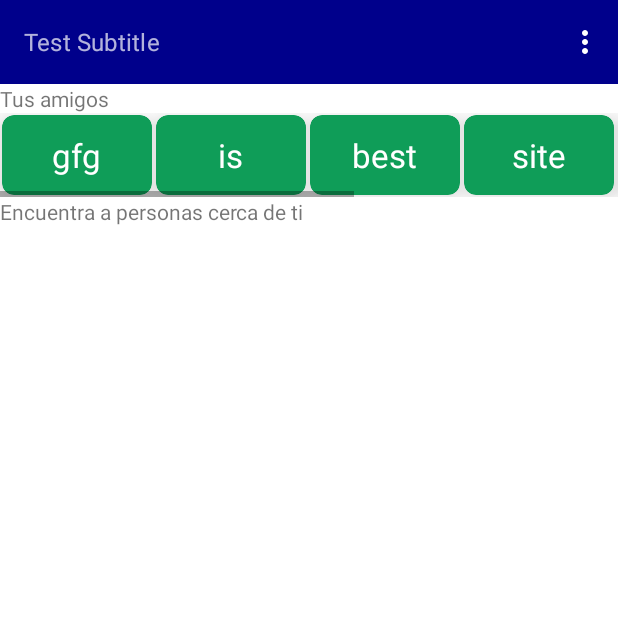
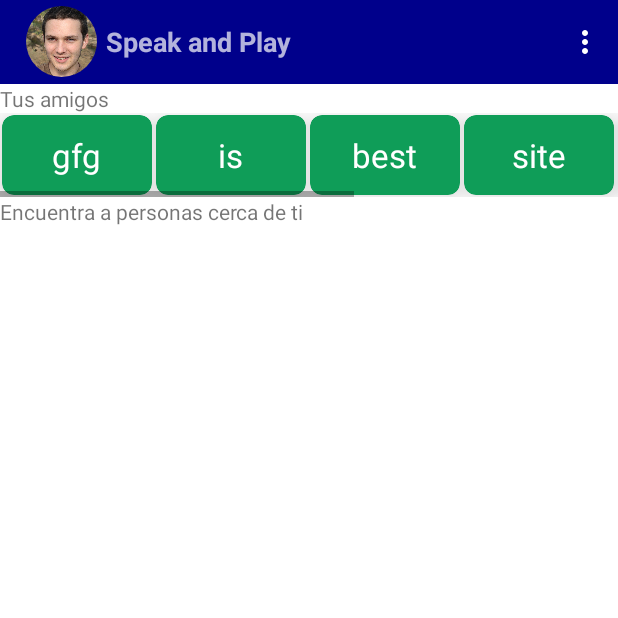
Before and after one commit to EscalaDigital/speakplay, an Android app: the MainUser screen opened directly, with no data from a screen before it, on a phone screen of 412 x 824 dp, the top half of it. Run offline under Robolectric (Android 15) with nearby library versions, the phone set to English and light mode, and no system bars; our stand-ins replace CircleImageView.

Commit message:
Estructura base con imagen circular en toolbar, mas acceso a perfil

```diff
--- a/app/build.gradle
+++ b/app/build.gradle
@@ -45,6 +45,7 @@ dependencies {
     implementation 'androidx.preference:preference:1.1.1'
     implementation 'androidx.legacy:legacy-support-v4:1.0.0'
     implementation 'com.google.android.gms:play-services-maps:18.0.1'
+    implementation 'de.hdodenhof:circleimageview:3.1.0'
     testImplementation 'junit:junit:4.+'
     androidTestImplementation 'androidx.test.ext:junit:1.1.2'
     androidTestImplementation 'androidx.test.espresso:espresso-core:3.3.0'
--- a/app/src/main/AndroidManifest.xml
+++ b/app/src/main/AndroidManifest.xml
@@ -15,6 +15,9 @@
         android:roundIcon="@mipmap/ic_launcher_round"
         android:supportsRtl="true"
         android:theme="@style/Theme.Speakplay">
+        <activity
+            android:name=".PerfilActivity"
+            android:exported="false" />
         <activity
             android:name=".MapaActivity"
             android:exported="false" />
--- a/app/src/main/java/com/gaemir/speakplay/MainUser.java
+++ b/app/src/main/java/com/gaemir/speakplay/MainUser.java
@@ -3,6 +3,10 @@ package com.gaemir.speakplay;
 
 import android.content.DialogInterface;
 import android.content.Intent;
+import android.content.res.Resources;
+import android.graphics.Bitmap;
+import android.graphics.drawable.BitmapDrawable;
+import android.graphics.drawable.Drawable;
 import android.os.Bundle;
 
 import androidx.appcompat.app.AlertDialog;
@@ -10,6 +14,7 @@ import androidx.appcompat.widget.Toolbar;
 import androidx.recyclerview.widget.LinearLayoutManager;
 import androidx.recyclerview.widget.RecyclerView;
 
+import android.util.TypedValue;
 import android.view.Menu;
 
 import android.view.MenuInflater;
@@ -20,9 +25,12 @@ import androidx.appcompat.app.AppCompatActivity;
 
 import java.util.ArrayList;
 
+import de.hdodenhof.circleimageview.CircleImageView;
+
 public class MainUser extends AppCompatActivity {
 
     private Toolbar toolbar;
+    CircleImageView logoPerfil;
 
     //Elementos para el recyclerview horizontal
     RecyclerView recyclerViewHorizontal;
@@ -36,7 +44,7 @@ public class MainUser extends AppCompatActivity {
     //Elementos para el recyclerview Vertical
 
 
-        //todo
+    //todo
 
     @Override
     protected void onCreate(Bundle savedInstanceState) {
@@ -45,32 +53,42 @@ public class MainUser extends AppCompatActivity {
 
         toolbar = findViewById(R.id.toolbarPrincipal);
 
+        //tomamos la imagen y la insertamos en la toolbar
 
-        toolbar.setSubtitle("Test Subtitle");
+        logoPerfil = findViewById(R.id.imagenPerfil);
+        Drawable drawable2 = getResources().getDrawable(R.drawable.person1);
+        logoPerfil.setImageDrawable(drawable2);
         toolbar.inflateMenu(R.menu.menu);
+
+        this.logoPerfil.setOnClickListener(new View.OnClickListener() {
+            @Override
+            public void onClick(View view) {
+                startActivity(new Intent(MainUser.this, PerfilActivity.class));
+            }
+        });
+
+
+
 
         toolbar.setOnMenuItemClickListener(new Toolbar.OnMenuItemClickListener() {
 
             @Override
             public boolean onMenuItemClick(MenuItem item) {
 
-                if(item.getItemId()==R.id.menufiltros)
-                {
+                if (item.getItemId() == R.id.menufiltros) {
                     startActivity(new Intent(MainUser.this, FiltrosActivity.class));
-                }
-                else if(item.getItemId()== R.id.menumapa)
-                {
+                } else if (item.getItemId() == R.id.menumapa) {
                     startActivity(new Intent(MainUser.this, MapaActivity.class));
 
 
-                }
-                else{
+                } else {
                     // do something
                 }
 
                 return false;
             }
         });
+
 
         //Reciclerview Horizontal
         recyclerViewHorizontal = (RecyclerView) findViewById(R.id.recyclerview_horizontal);
@@ -85,7 +103,7 @@ public class MainUser extends AppCompatActivity {
 
         //cargar el layout de forma horizontal
 
-        HorizontalLayout = new LinearLayoutManager(this,LinearLayoutManager.HORIZONTAL,false);
+        HorizontalLayout = new LinearLayoutManager(this, LinearLayoutManager.HORIZONTAL, false);
         recyclerViewHorizontal.setLayoutManager(HorizontalLayout);
 
         // añador elementos del adapter
@@ -107,14 +125,4 @@ public class MainUser extends AppCompatActivity {
 
 
 
-
-
-
-
-
-
-
-
-
-
 }
--- a/app/src/main/res/layout/principal_user.xml
+++ b/app/src/main/res/layout/principal_user.xml
@@ -23,7 +23,28 @@
             android:layout_height="wrap_content"
             android:background="?attr/colorPrimary"
             android:minHeight="?attr/actionBarSize"
-            android:theme="?attr/actionBarTheme" />
+            android:theme="?attr/actionBarTheme">
+
+            <de.hdodenhof.circleimageview.CircleImageView
+                android:layout_width="50dp"
+                android:layout_height="50dp"
+                android:src="@drawable/logo"
+                android:padding="1dp"
+                android:id="@+id/imagenPerfil"/>
+
+
+            <TextView
+                android:id="@+id/textView4"
+                android:layout_width="match_parent"
+                android:layout_height="wrap_content"
+                android:text=" Speak and Play"
+                android:textAlignment="textStart"
+                android:textSize="18sp"
+                android:textStyle="bold" />
+
+        </androidx.appcompat.widget.Toolbar>
+
+
 
         <TextView
             android:id="@+id/textView"
--- a/app/src/main/res/values/themes.xml
+++ b/app/src/main/res/values/themes.xml
@@ -21,6 +21,8 @@
         <item name="windowNoTitle">true</item>
     </style>
 
+
+
     <style name="Theme.Speakplay.AppBarOverlay" parent="ThemeOverlay.AppCompat.Dark.ActionBar" />
 
     <style name="Theme.Speakplay.PopupOverlay" parent="ThemeOverlay.AppCompat.Light" />
```
Also changed, not shown: app/src/main/java/com/gaemir/speakplay/PerfilActivity.java (added, +14 -0 lines), app/src/main/res/layout/activity_perfil.xml (added, +34 -0 lines), app/src/main/res/drawable/person1.jpg (added).
